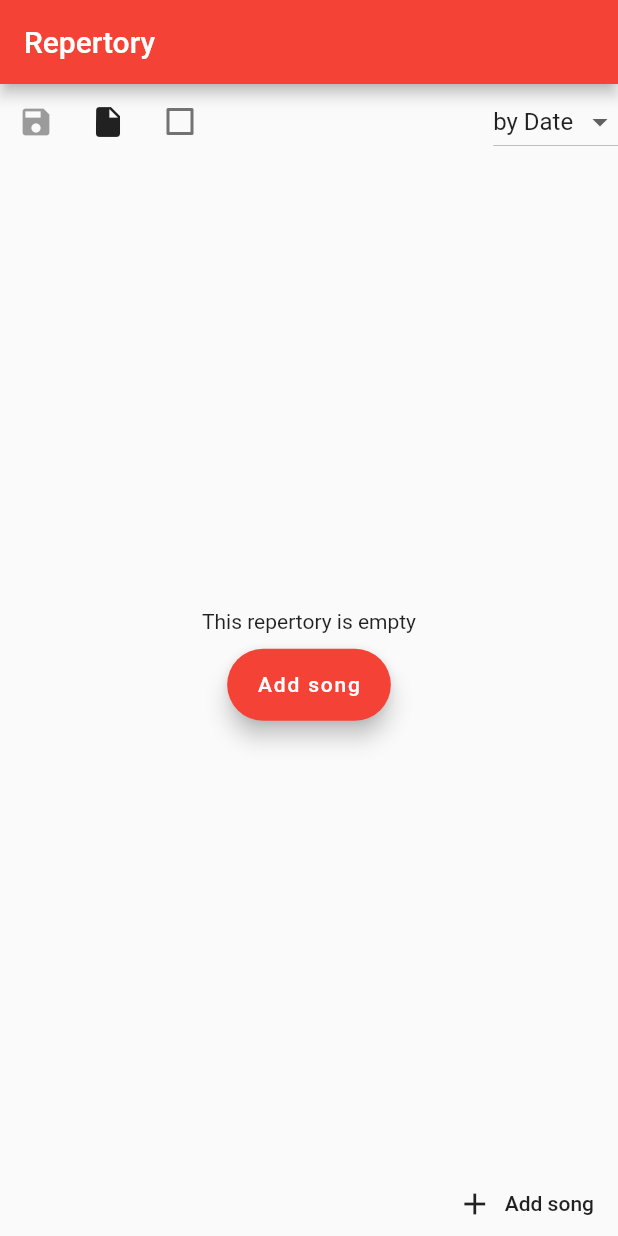
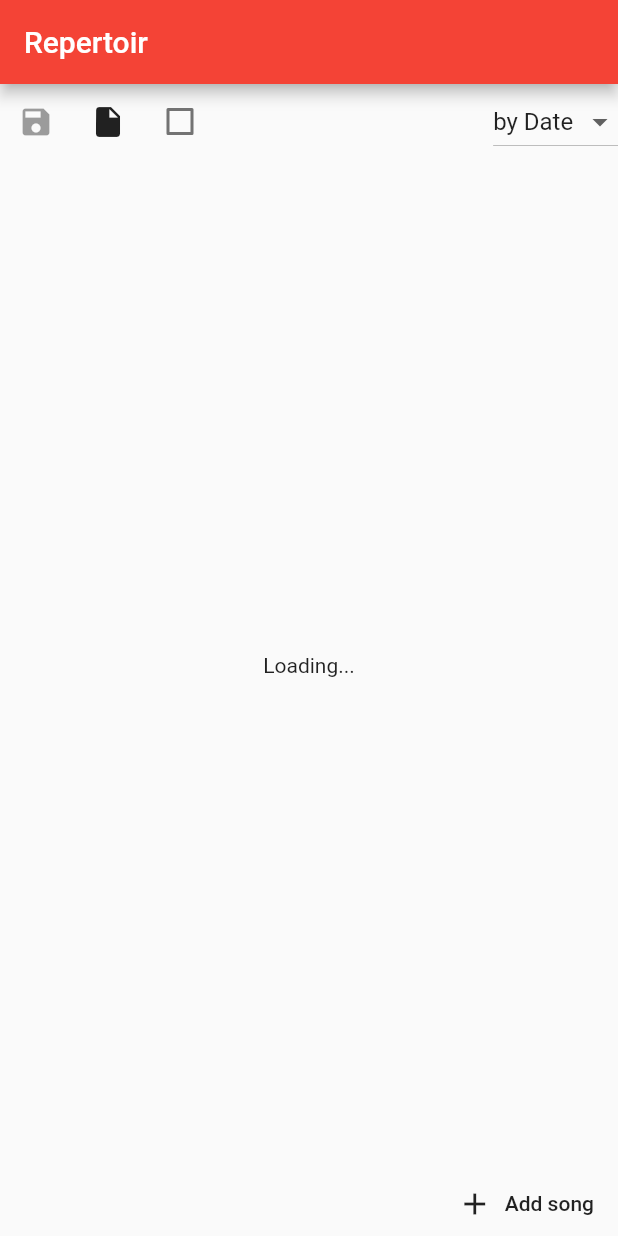
Before and after one commit to doodlezucc/repertoire, a Flutter app: the screen it shows after launch, after a tap on the "insert drive file" icon, on a phone screen of 412 x 824 dp. Run offline on Flutter 3.47's test engine with Material 2 defaults, Android fonts, the phone set to English and light mode, and no system bars.

Commit message:
added "loading" text

```diff
--- a/lib/main.dart
+++ b/lib/main.dart
@@ -20,7 +20,7 @@ class MyApp extends StatelessWidget {
   @override
   Widget build(BuildContext context) {
     return MaterialApp(
-      title: "Repertory",
+      title: "Repertoir",
       theme: ThemeData(
         primarySwatch: Colors.red,
       ),
@@ -52,6 +52,8 @@ class _MyHomePageState extends State<MyHomePage> {
   List<Song> songs = [];
 
   bool _debugSave = false;
+
+  bool isLoading = false;
 
   List<Song> getSongsSorted() {
     switch (sortMethod) {
@@ -97,7 +99,7 @@ class _MyHomePageState extends State<MyHomePage> {
   Widget build(BuildContext context) {
     return Scaffold(
       appBar: AppBar(
-        title: Text("Repertory"),
+        title: Text("Repertoir"),
       ),
       body: Builder(
         builder: (ctx) => Column(
@@ -147,14 +149,14 @@ class _MyHomePageState extends State<MyHomePage> {
             ),
             Expanded(
               child: Container(
-                child: repertory.isEmpty
+                child: isLoading
+                    ? Center(child: Text("Loading..."))
+                    : repertory.isEmpty
                         ? Center(
                             child: Column(
                               mainAxisSize: MainAxisSize.min,
                               children: <Widget>[
-                            Text(
-                              "This repertory is empty",
-                            ),
+                                Text("This repertory is empty"),
                                 Container(height: 10),
                                 FloatingActionButton.extended(
                                     onPressed: letUserAddSong,
@@ -249,7 +251,9 @@ class _MyHomePageState extends State<MyHomePage> {
   }
 
   void load() async {
+    isLoading = true;
     if (!(await file()).existsSync()) {
+      isLoading = false;
       return;
     }
     String s = await (await file()).readAsString();
@@ -260,6 +264,7 @@ class _MyHomePageState extends State<MyHomePage> {
     setState(() {
       repertory = Repertory.fromJson(j);
       refreshSongs();
+      isLoading = false;
     });
   }
 
```
Lines whose indentation alone changed are shown as unchanged.
